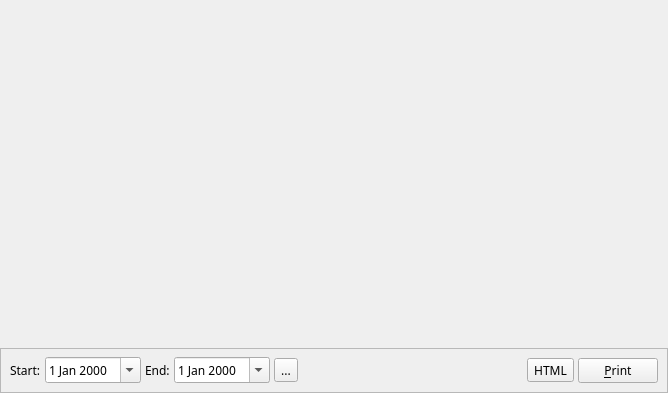
Above: overview.ui from sbonaime/sleepyhead-code. before the change. Below: the same form after it.
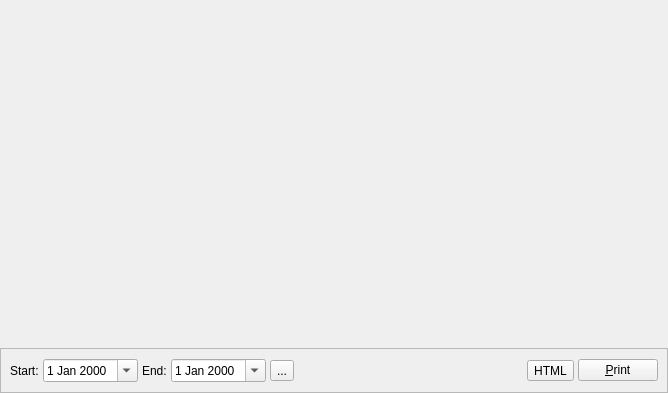
That is the form after the change. Icons and pictures are not drawn.

Commit message: Added Fonts Tab in Preferences. Can NOT change webviews.

Diff of the .ui file:
```diff
--- a/overview.ui
+++ b/overview.ui
@@ -10,11 +10,6 @@
     <height>393</height>
    </rect>
   </property>
-  <property name="font">
-   <font>
-    <family>Sans Serif</family>
-   </font>
-  </property>
   <property name="windowTitle">
    <string>Form</string>
   </property>
```
The commit also changes 9 other files.
